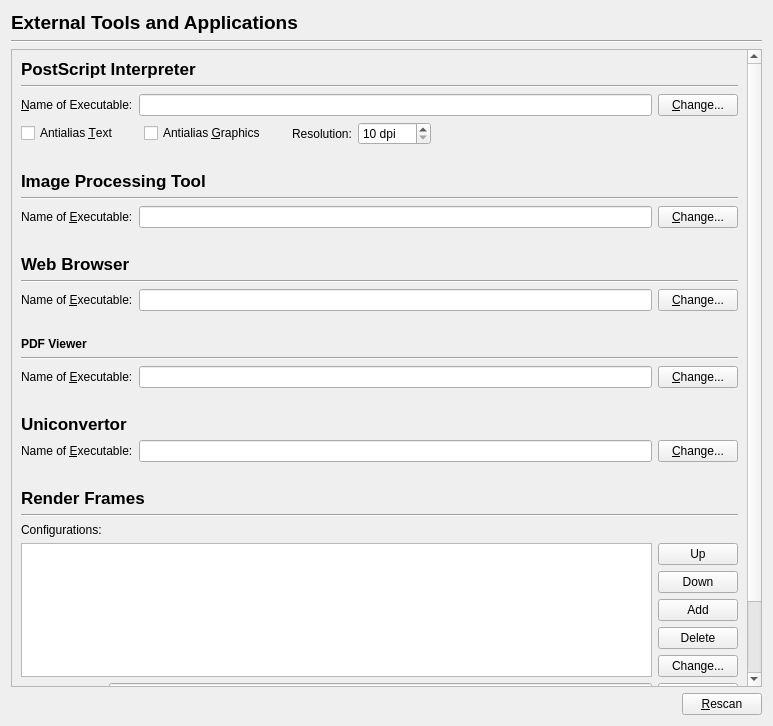
Above: scribus/ui/prefs_externaltoolsbase.ui from scribusproject/scribus before the change. Below: the same form after it.
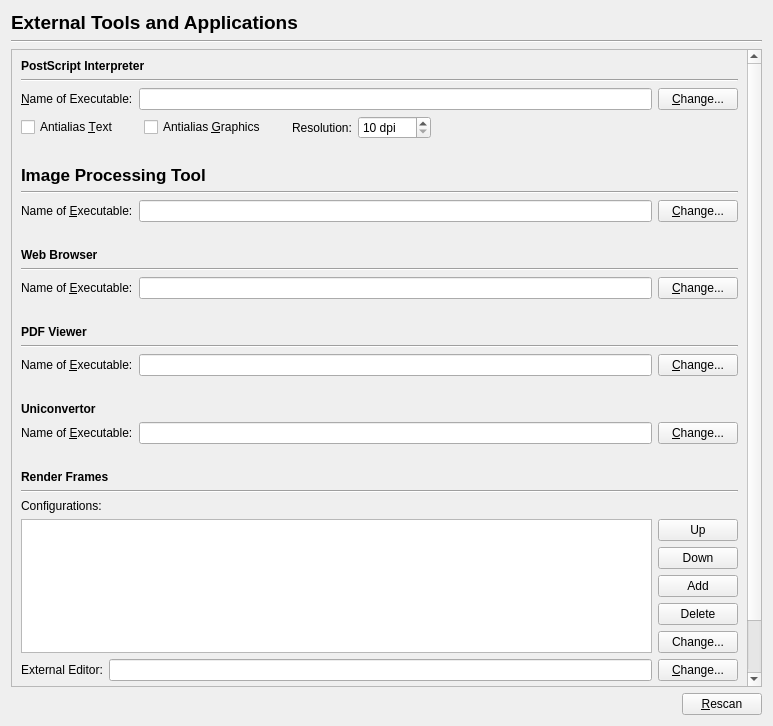
That is the form after the change.

Patch:
```diff
--- a/scribus/ui/prefs_externaltoolsbase.ui
+++ b/scribus/ui/prefs_externaltoolsbase.ui
@@ -44,7 +44,7 @@
       <property name="geometry">
        <rect>
         <x>0</x>
-        <y>0</y>
+        <y>-379</y>
         <width>730</width>
         <height>992</height>
        </rect>
@@ -54,7 +54,6 @@
         <widget class="QLabel" name="label_2">
          <property name="font">
           <font>
-           <pointsize>13</pointsize>
            <weight>75</weight>
            <bold>true</bold>
           </font>
@@ -297,7 +296,6 @@
         <widget class="QLabel" name="label_4">
          <property name="font">
           <font>
-           <pointsize>13</pointsize>
            <weight>75</weight>
            <bold>true</bold>
           </font>
@@ -428,7 +426,6 @@
         <widget class="QLabel" name="label_7">
          <property name="font">
           <font>
-           <pointsize>13</pointsize>
            <weight>75</weight>
            <bold>true</bold>
           </font>
@@ -492,7 +489,6 @@
         <widget class="QLabel" name="label_5">
          <property name="font">
           <font>
-           <pointsize>13</pointsize>
            <weight>75</weight>
            <bold>true</bold>
           </font>
```
